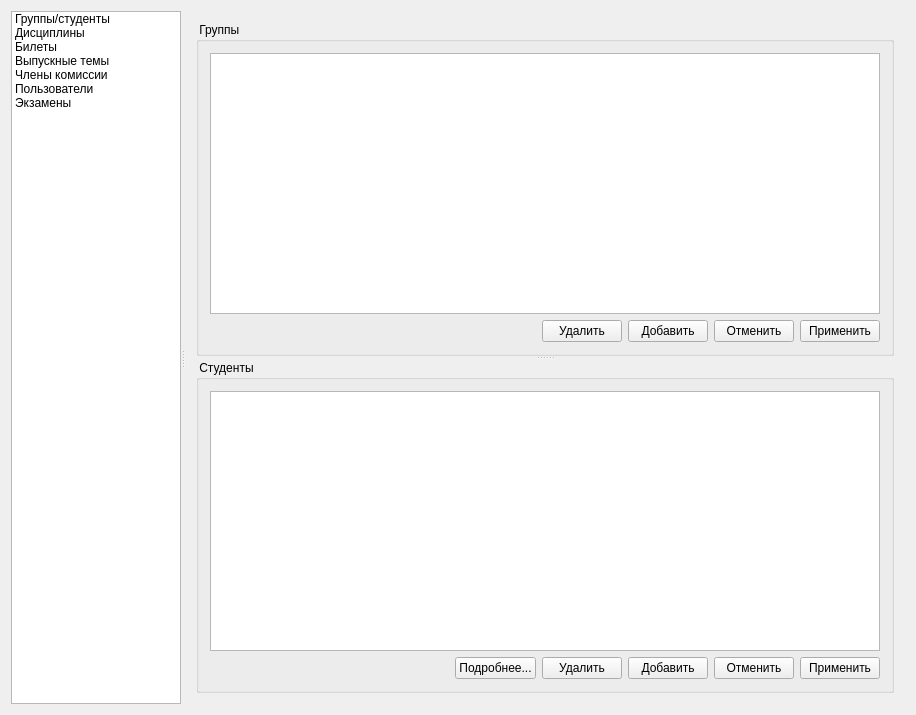
Before: the Qt Designer form assistant_serv/mainwindow.ui in xjohncz/chsuass, drawn with Qt 5.
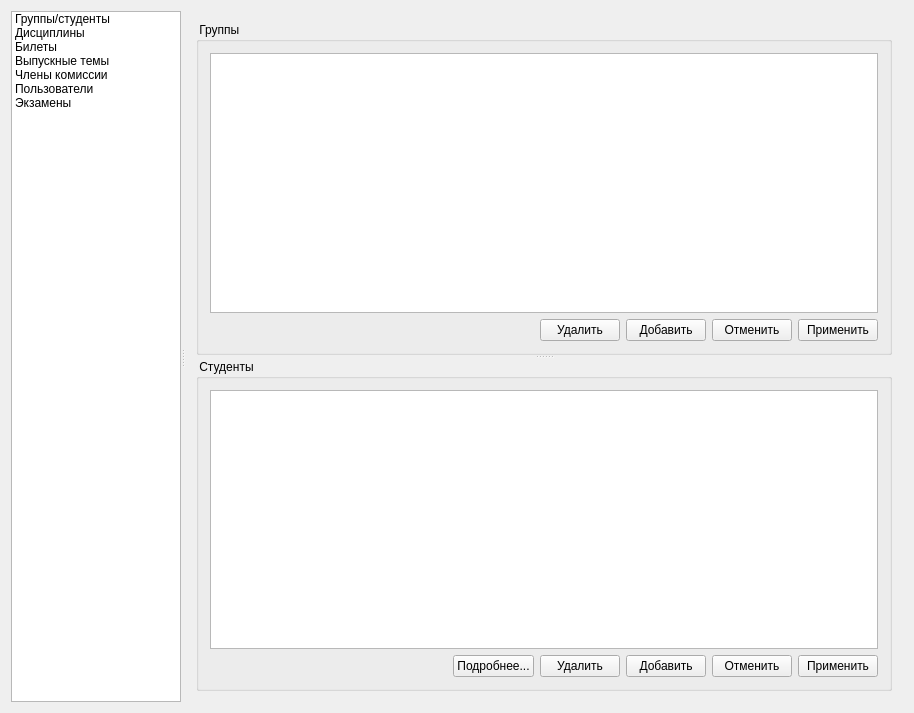
After: the same form once the commit is applied. The open tabs and pages were chosen to show the change.

Diff of the .ui file:
```diff
--- a/assistant_serv/mainwindow.ui
+++ b/assistant_serv/mainwindow.ui
@@ -6,8 +6,8 @@
    <rect>
     <x>0</x>
     <y>0</y>
-    <width>916</width>
-    <height>715</height>
+    <width>914</width>
+    <height>713</height>
    </rect>
   </property>
   <property name="windowTitle">
```
Left out of the diff: 2 changed lines with no effect on the pictures.
